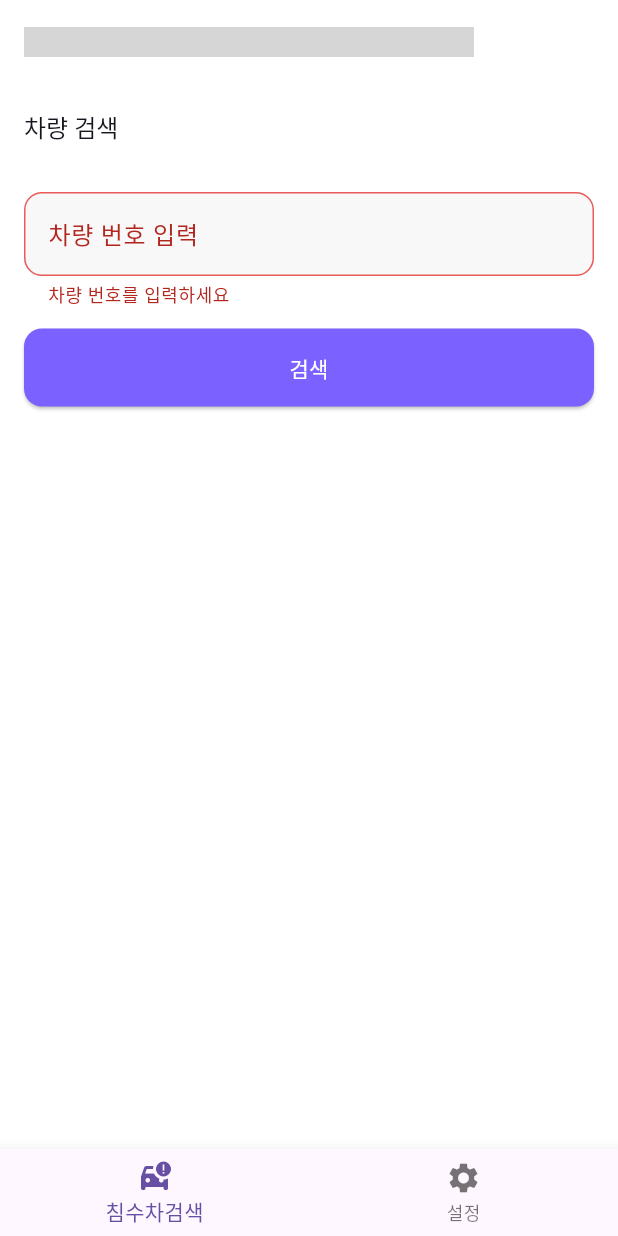
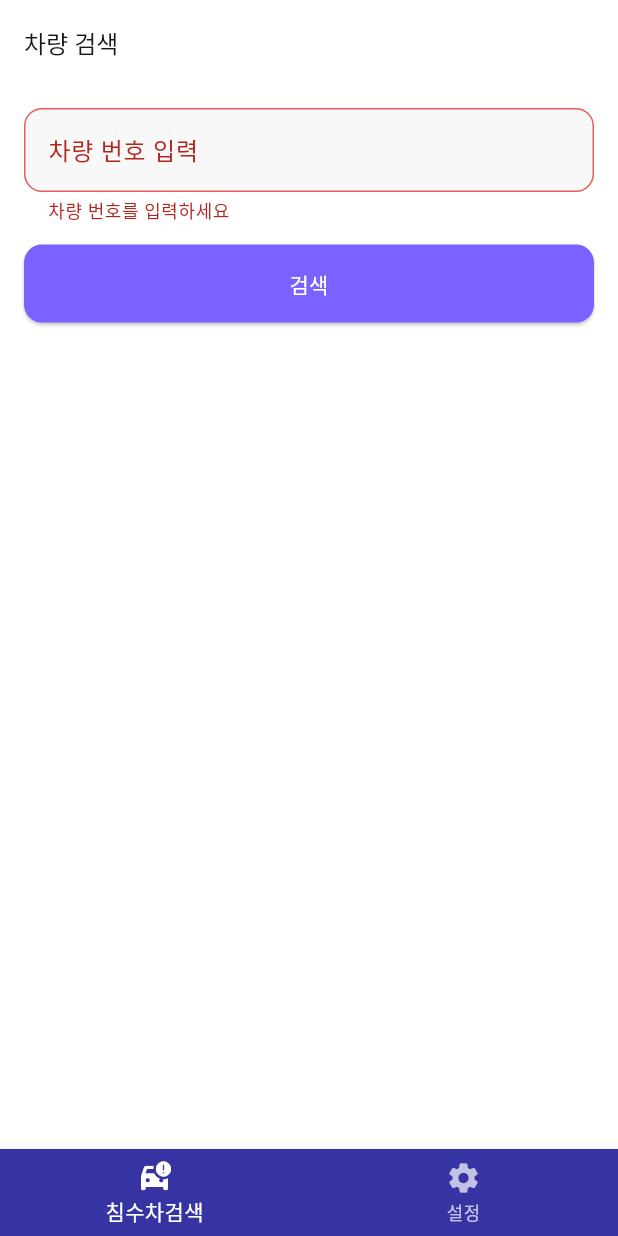
Before and after one commit to EunhoKim98/carNum_Project, a Flutter app: the screen it shows after launch, after a tap on "검색", on a phone screen of 412 x 824 dp. Run offline on Flutter 3.47's test engine with Material 3 defaults, Android fonts, the phone set to English and light mode, and no system bars; our stand-ins replace flutter_svg, form_field_validator; missing offline and left inert: cupertino_setting_control; Roboto replaces fonts that are missing (Plus Jakarta); grey boxes are pictures that could not be loaded.

Commit message:
Update main_view.dart

```diff
--- a/car/lib/views/main_view.dart
+++ b/car/lib/views/main_view.dart
@@ -2,7 +2,7 @@ import 'package:flutter/material.dart';
 import 'package:car/views/car_search_screen.dart';
 import 'package:car/views/setting_screen.dart';
 import 'package:flutter_svg/flutter_svg.dart';
-
+import 'package:cupertino_setting_control/cupertino_setting_control.dart';
 
 class MainPage extends StatefulWidget {
    const MainPage({super.key});
@@ -13,11 +13,18 @@ class MainPage extends StatefulWidget {
 
 class _MainPageState extends State<MainPage> {
    int _currentIndex = 0;
+   final PageController _pageController = PageController();
 
    final List<Widget> _screens = [
       CarSearchScreen(),
       SettingScreen(),
    ];
+
+   @override
+   void dispose() {
+      _pageController.dispose(); // PageController를 dispose합니다.
+      super.dispose();
+   }
 
    @override
    Widget build(BuildContext context) {
@@ -33,46 +40,38 @@ class _MainPageState extends State<MainPage> {
          );
       }
 
-
       return SafeArea(
          child: Scaffold(
-            appBar: AppBar(
-               backgroundColor: Theme.of(context).scaffoldBackgroundColor,
-               leading: const SizedBox(),
-               leadingWidth: 0,
-               centerTitle: false,
-                title: SvgPicture.asset(
-                   "assets/images/logo_1024.svg",
-                   colorFilter: ColorFilter.mode(
-                       Theme.of(context).iconTheme.color!, BlendMode.srcIn),
-                   height: 20,
-                   width: 300,
-                ),
-               actions: [
-
-               ],
+            body: PageView(
+               controller: _pageController,
+               onPageChanged: (index) {
+                  setState(() {
+                     _currentIndex = index;
+                  });
+               },
+               children: _screens,
             ),
-
-
-            body:
-            _screens[_currentIndex],
             bottomNavigationBar: BottomNavigationBar(
                currentIndex: _currentIndex,
                onTap: (index) {
-                  setState(() {
-                    _currentIndex = index;
-                  });
+                  _pageController.jumpToPage(index); // 페이지 전환
                },
                items: [
                   BottomNavigationBarItem(
-                     icon: Icon(Icons.car_crash),
+                     icon: Icon(
+                        Icons.car_crash,
+                        color: Colors.white,
+                     ),
                      label: "침수차검색",
                   ),
                   BottomNavigationBarItem(
                      icon: Icon(Icons.settings),
-                     label: "설정"
+                     label: "설정",
                   ),
                ],
+               backgroundColor: Color.fromARGB(255, 54, 52, 163),
+               selectedItemColor: Colors.white, // 선택된 아이콘 및 텍스트 색상
+               unselectedItemColor: Colors.white70, // 선택되지 않은 아이콘 및 텍스트 색상
             ),
          ),
       );
```
